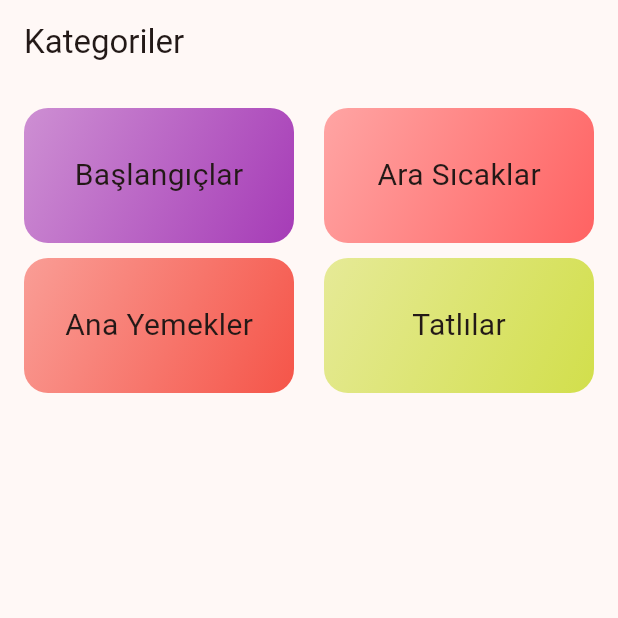
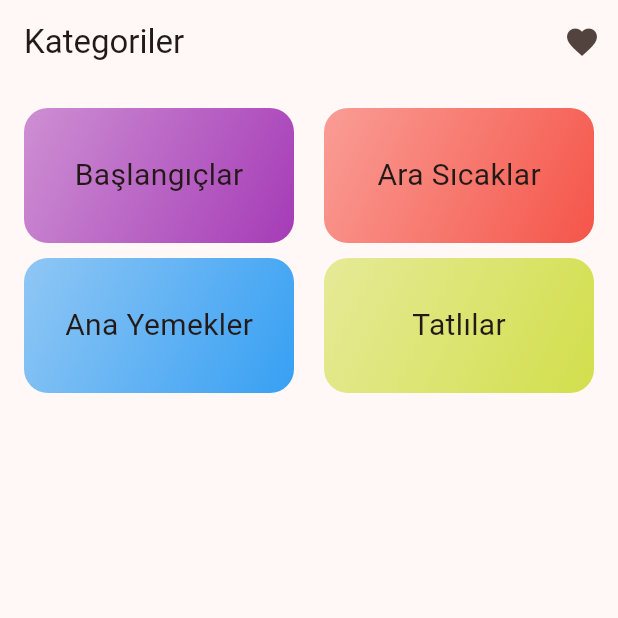
Before and after one commit to varolfurkan/mealsapp, a Flutter app: the screen it shows after launch, on a phone screen of 412 x 824 dp, the top half of it. Run offline on Flutter 3.47's test engine with Material 3 defaults, Android fonts, the phone set to English and light mode, and no system bars; our stand-ins replace transparent_image.

Commit message:
categories navigation done.

```diff
--- a/lib/data/category_data.dart
+++ b/lib/data/category_data.dart
@@ -4,7 +4,7 @@ import 'package:mealsapp/models/category.dart';
 
 const categories = [
   Category(id: "1", name: "Başlangıçlar", color: Colors.purple),
-  Category(id: "2", name: "Ara Sıcaklar", color: Colors.redAccent),
-  Category(id: "3", name: "Ana Yemekler", color: Colors.red),
+  Category(id: "2", name: "Ara Sıcaklar", color: Colors.red),
+  Category(id: "3", name: "Ana Yemekler", color: Colors.blue),
   Category(id: "4", name: "Tatlılar", color: Colors.lime),
 ];
--- a/lib/screens/categories.dart
+++ b/lib/screens/categories.dart
@@ -8,10 +8,15 @@ class Categories extends StatelessWidget {
   const Categories({super.key});
   @override
   Widget build(BuildContext context) {
-    //model olarak data dosyasından gelmeli
     return Scaffold(
       appBar: AppBar(
         title: const Text("Kategoriler"),
+        actions: [
+          IconButton(onPressed: (){
+            // TODO favoriler sayfasına geçiş yapsın istiyoruz...
+            // TODO Bireysel araştırma => Flutter Provider
+          }, icon: const Icon(Icons.favorite),),
+        ],
       ),
       body: GridView(
         padding: const EdgeInsets.all(16),
--- a/lib/widgets/category_card.dart
+++ b/lib/widgets/category_card.dart
@@ -1,6 +1,6 @@
 import 'package:flutter/material.dart';
 import 'package:mealsapp/models/category.dart';
-import 'package:mealsapp/screens/category_details.dart';
+import 'package:mealsapp/screens/meals.dart';
 
 class CategoryCard extends StatelessWidget {
   final Category category;
@@ -8,15 +8,13 @@ class CategoryCard extends StatelessWidget {
 
   const CategoryCard({super.key, required this.category, required this.onTap});
 
-  //dışarıdan alınan kategori modeli rengi ve ismi ile birlikte bu kartta kullanılmalı.
-  //ontap aksiyonu dışardan aldığı fonksiyonu haberdar etmeli.
   @override
   Widget build(BuildContext context) {
     return InkWell(
       onTap: () {
         Navigator.of(context).push(
           MaterialPageRoute(
-            builder: (context) => CategoryDetailScreen(category: category),
+            builder: (context) => Meals(category: category),
           ),
         );
       },
```
